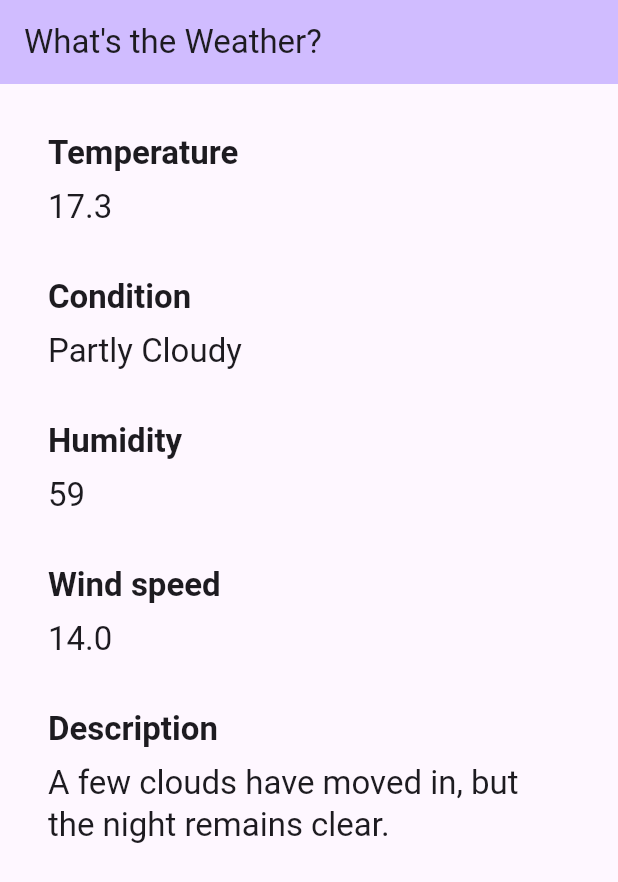
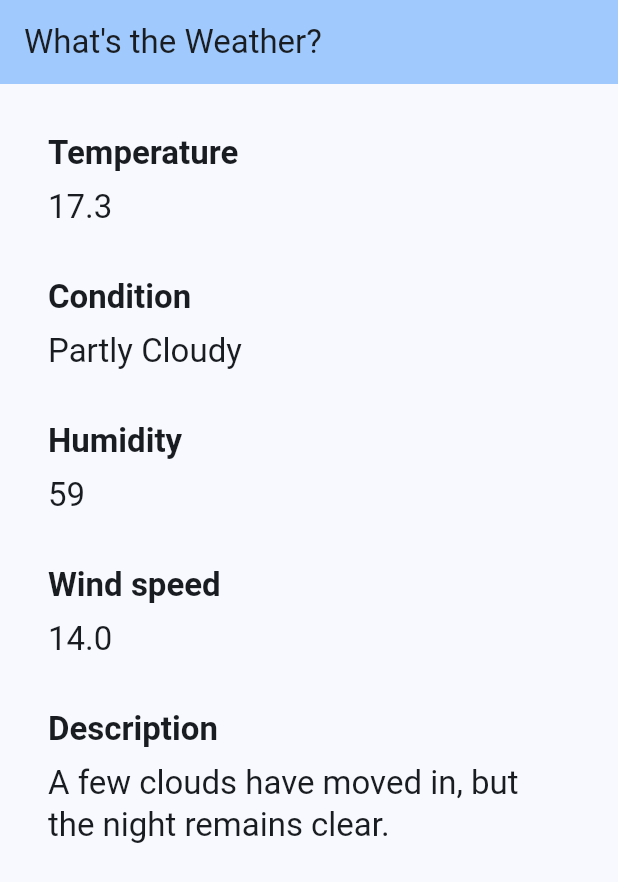
Before and after one commit to RedBrogdon/brog_weather, a Flutter app: the screen it shows after launch, on a phone screen of 412 x 824 dp. Shown: the top 882 px of the screen. Run offline on Flutter 3.47's test engine with Material 3 defaults, Android fonts, the phone set to English and light mode, and no system bars.

Commit message:
Updating theme.

```diff
--- a/example/lib/main.dart
+++ b/example/lib/main.dart
@@ -12,7 +12,9 @@ class MyApp extends StatelessWidget {
   Widget build(BuildContext context) {
     return MaterialApp(
       title: 'Flutter Demo',
-      theme: ThemeData(primaryColor: Colors.blue),
+      theme: ThemeData(
+        colorScheme: ColorScheme.fromSeed(seedColor: Colors.blue),
+      ),
       home: const MyHomePage(),
     );
   }
```
